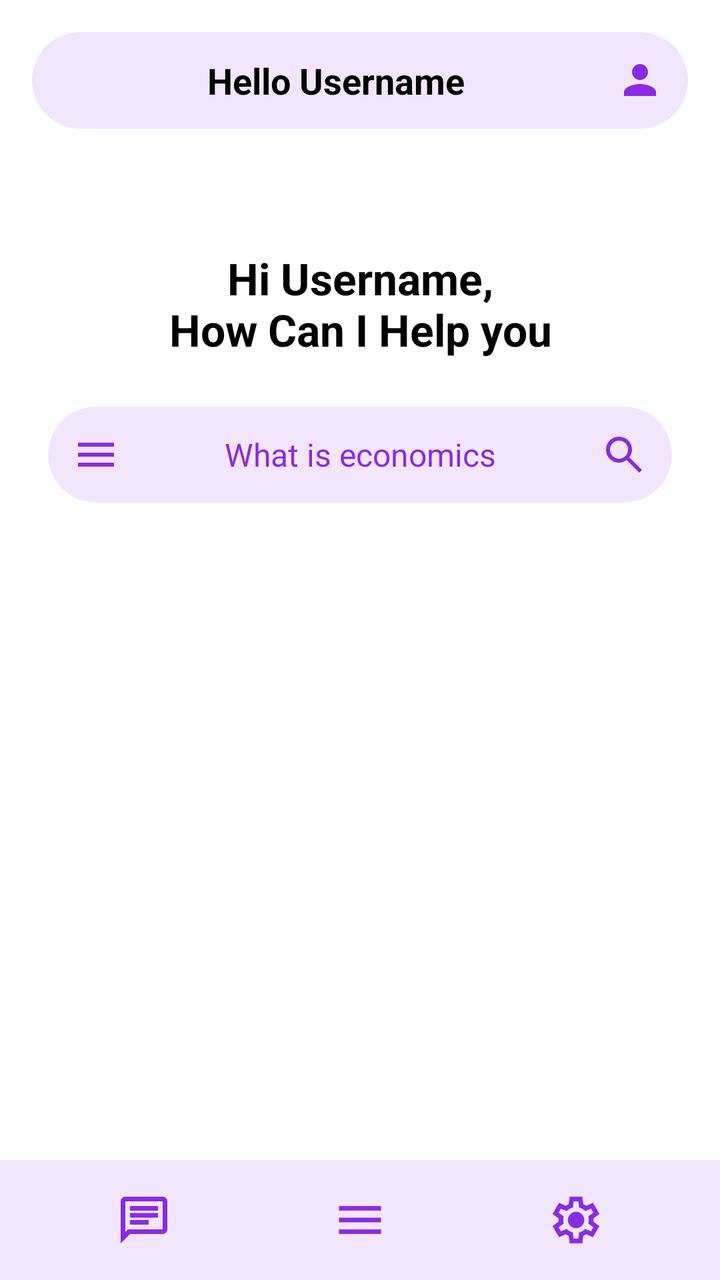
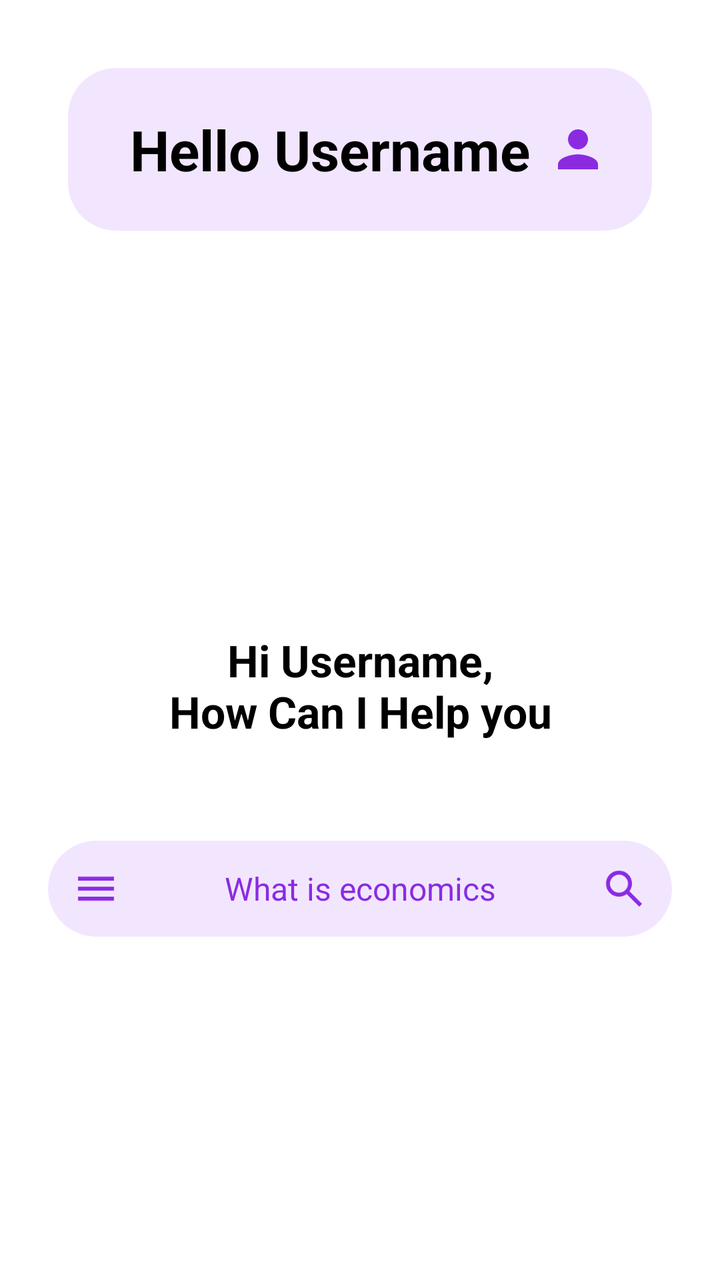

Before-and-after screenshots of an Android layout around one commit, followed by the original layout XML and the change that was made.
<!-- AndroidManifest.xml: application theme Theme.EduApp -->
<!-- res/layout/activity_chat_ai_page.xml -->
<?xml version="1.0" encoding="utf-8"?>
<androidx.constraintlayout.widget.ConstraintLayout
    xmlns:android="http://schemas.android.com/apk/res/android"
    xmlns:app="http://schemas.android.com/apk/res-auto"
    xmlns:tools="http://schemas.android.com/tools"
    android:layout_width="match_parent"
    android:layout_height="match_parent"
    android:background="@color/white"
    tools:context=".ChatAiPageActivity">

    
    <LinearLayout
        android:id="@+id/headerLayout"
        android:layout_width="0dp"
        android:layout_height="wrap_content"
        android:layout_margin="16dp"
        android:padding="12dp"
        android:background="@drawable/rounded_header_bg"
        android:orientation="horizontal"
        android:gravity="center_vertical"
        app:layout_constraintTop_toTopOf="parent"
        app:layout_constraintStart_toStartOf="parent"
        app:layout_constraintEnd_toEndOf="parent">

        <TextView
            android:layout_width="0dp"
            android:layout_height="wrap_content"
            android:layout_weight="1"
            android:text="@string/hello_username"
            android:textStyle="bold"
            android:textColor="@color/black"
            android:textSize="18sp"
            android:gravity="center" />

        <ImageView
            android:layout_width="24dp"
            android:layout_height="24dp"
            android:src="@drawable/ic_person"
            app:tint="@color/purple_accent" />
    </LinearLayout>

    
    <TextView
        android:id="@+id/greetingText"
        android:layout_width="wrap_content"
        android:layout_height="wrap_content"
        android:text="@string/greeting_text"
        android:textAlignment="center"
        android:textColor="@color/black"
        android:textStyle="bold"
        android:textSize="22sp"
        android:layout_marginTop="60dp"
        app:layout_constraintTop_toBottomOf="@id/headerLayout"
        app:layout_constraintStart_toStartOf="parent"
        app:layout_constraintEnd_toEndOf="parent" />

    
    <LinearLayout
        android:id="@+id/searchBarLayout"
        android:layout_width="0dp"
        android:layout_height="wrap_content"
        android:layout_marginHorizontal="24dp"
        android:layout_marginTop="24dp"
        android:padding="12dp"
        android:orientation="horizontal"
        android:gravity="center_vertical"
        android:background="@drawable/rounded_search_bg"
        app:layout_constraintTop_toBottomOf="@id/greetingText"
        app:layout_constraintStart_toStartOf="parent"
        app:layout_constraintEnd_toEndOf="parent">

        <ImageView
            android:layout_width="24dp"
            android:layout_height="24dp"
            android:src="@drawable/ic_menu"
            app:tint="@color/purple_accent" />

        <TextView
            android:layout_width="0dp"
            android:layout_height="wrap_content"
            android:layout_weight="1"
            android:text="@string/search_placeholder"
            android:textColor="@color/purple_accent"
            android:textSize="16sp"
            android:gravity="center"
            android:paddingHorizontal="12dp" />

        <ImageView
            android:layout_width="24dp"
            android:layout_height="24dp"
            android:src="@drawable/ic_search"
            app:tint="@color/purple_accent" />
    </LinearLayout>

    
    <LinearLayout
        android:id="@+id/bottomNav"
        android:layout_width="0dp"
        android:layout_height="60dp"
        android:background="@color/light_purple_bg"
        android:orientation="horizontal"
        android:gravity="center"
        app:layout_constraintBottom_toBottomOf="parent"
        app:layout_constraintStart_toStartOf="parent"
        app:layout_constraintEnd_toEndOf="parent">

        <ImageView
            android:id="@+id/navChat"
            android:layout_width="28dp"
            android:layout_height="28dp"
            android:layout_marginHorizontal="40dp"
            android:src="@drawable/ic_chat"
            app:tint="@color/purple_accent" />

        <ImageView
            android:id="@+id/navMenu"
            android:layout_width="28dp"
            android:layout_height="28dp"
            android:layout_marginHorizontal="40dp"
            android:src="@drawable/ic_menu"
            app:tint="@color/purple_accent" />

        <ImageView
            android:id="@+id/navSettings"
            android:layout_width="28dp"
            android:layout_height="28dp"
            android:layout_marginHorizontal="40dp"
            android:src="@drawable/ic_settings"
            app:tint="@color/purple_accent" />
    </LinearLayout>

</androidx.constraintlayout.widget.ConstraintLayout>
<!-- resources referenced by this layout -->
<resources>
  <color name="black">#FF000000</color>
  <color name="light_purple_bg">#F2E6FF</color>
  <color name="purple_accent">#8A2BE2</color>
  <color name="white">#FFFFFFFF</color>
  <!-- drawable ic_chat (drawable) -->
  <vector xmlns:android="http://schemas.android.com/apk/res/android"
      android:width="24dp"
      android:height="24dp"
      android:viewportWidth="960"
      android:viewportHeight="960">
    <path
        android:pathData="M240,560h320v-80L240,480v80ZM240,440h480v-80L240,360v80ZM240,320h480v-80L240,240v80ZM80,880v-720q0,-33 23.5,-56.5T160,80h640q33,0 56.5,23.5T880,160v480q0,33 -23.5,56.5T800,720L240,720L80,880ZM206,640h594v-480L160,160v525l46,-45ZM160,640v-480,480Z"
        android:fillColor="#e3e3e3"/>
  </vector>
  <!-- drawable ic_menu (drawable) -->
  <vector xmlns:android="http://schemas.android.com/apk/res/android"
      android:width="24dp"
      android:height="24dp"
      android:viewportWidth="960"
      android:viewportHeight="960">
    <path
        android:pathData="M120,720v-80h720v80L120,720ZM120,520v-80h720v80L120,520ZM120,320v-80h720v80L120,320Z"
        android:fillColor="#e3e3e3"/>
  </vector>
  <!-- drawable ic_person (drawable) -->
  <vector xmlns:android="http://schemas.android.com/apk/res/android" android:height="24dp" android:tint="#000000" android:viewportHeight="24" android:viewportWidth="24" android:width="24dp">
        
      <path android:fillColor="@android:color/white" android:pathData="M12,12c2.21,0 4,-1.79 4,-4s-1.79,-4 -4,-4 -4,1.79 -4,4 1.79,4 4,4zM12,14c-2.67,0 -8,1.34 -8,4v2h16v-2c0,-2.66 -5.33,-4 -8,-4z"/>
      
  </vector>
  <!-- drawable ic_settings (drawable) -->
  <vector xmlns:android="http://schemas.android.com/apk/res/android"
      android:width="24dp"
      android:height="24dp"
      android:viewportWidth="960"
      android:viewportHeight="960">
    <path
        android:pathData="m370,880 l-16,-128q-13,-5 -24.5,-12T307,725l-119,50L78,585l103,-78q-1,-7 -1,-13.5v-27q0,-6.5 1,-13.5L78,375l110,-190 119,50q11,-8 23,-15t24,-12l16,-128h220l16,128q13,5 24.5,12t22.5,15l119,-50 110,190 -103,78q1,7 1,13.5v27q0,6.5 -2,13.5l103,78 -110,190 -118,-50q-11,8 -23,15t-24,12L590,880L370,880ZM440,800h79l14,-106q31,-8 57.5,-23.5T639,633l99,41 39,-68 -86,-65q5,-14 7,-29.5t2,-31.5q0,-16 -2,-31.5t-7,-29.5l86,-65 -39,-68 -99,42q-22,-23 -48.5,-38.5T533,266l-13,-106h-79l-14,106q-31,8 -57.5,23.5T321,327l-99,-41 -39,68 86,64q-5,15 -7,30t-2,32q0,16 2,31t7,30l-86,65 39,68 99,-42q22,23 48.5,38.5T427,694l13,106ZM482,620q58,0 99,-41t41,-99q0,-58 -41,-99t-99,-41q-59,0 -99.5,41T342,480q0,58 40.5,99t99.5,41ZM480,480Z"
        android:fillColor="#e3e3e3"/>
  </vector>
  <!-- drawable rounded_header_bg (drawable) -->
  <shape xmlns:android="http://schemas.android.com/apk/res/android"
      android:shape="rectangle">
      <solid android:color="@color/light_purple_bg" />
      <corners android:radius="24dp" />
  </shape>
  <!-- drawable rounded_search_bg (drawable) -->
  <shape xmlns:android="http://schemas.android.com/apk/res/android"
      android:shape="rectangle">
      <solid android:color="@color/light_purple_bg" />
      <corners android:radius="24dp" />
  </shape>
  <string name="greeting_text">Hi Username,\nHow Can I Help you</string>
  <string name="hello_username">Hello Username</string>
  <string name="search_placeholder">What is economics</string>
  <style name="Theme.EduApp" parent="Base.Theme.EduApp" />
  <style name="Base.Theme.EduApp" parent="Theme.Material3.Light.NoActionBar">
          <item name="buttonStyle">@style/Widget.Material3.Button</item>
      </style>
  <!-- unchanged entries left out for length: 1 -->
</resources>

<!-- the commit's change to res/layout/activity_chat_ai_page.xml (unified diff, before → after) -->
@@ -11,30 +11,30 @@
     
     <LinearLayout
         android:id="@+id/headerLayout"
-        android:layout_width="0dp"
+        android:layout_width="match_parent"
         android:layout_height="wrap_content"
-        android:layout_margin="16dp"
-        android:padding="12dp"
+        android:layout_margin="34dp"
         android:background="@drawable/rounded_header_bg"
+        android:gravity="center_vertical"
         android:orientation="horizontal"
-        android:gravity="center_vertical"
-        app:layout_constraintTop_toTopOf="parent"
+        android:padding="22dp"
+        app:layout_constraintEnd_toEndOf="parent"
         app:layout_constraintStart_toStartOf="parent"
-        app:layout_constraintEnd_toEndOf="parent">
+        app:layout_constraintTop_toTopOf="parent">
 
         <TextView
             android:layout_width="0dp"
             android:layout_height="wrap_content"
             android:layout_weight="1"
+            android:gravity="center"
             android:text="@string/hello_username"
-            android:textStyle="bold"
             android:textColor="@color/black"
-            android:textSize="18sp"
-            android:gravity="center" />
+            android:textSize="28sp"
+            android:textStyle="bold" />
 
         <ImageView
-            android:layout_width="24dp"
-            android:layout_height="24dp"
+            android:layout_width="30dp"
+            android:layout_height="30dp"
             android:src="@drawable/ic_person"
             app:tint="@color/purple_accent" />
     </LinearLayout>
@@ -44,15 +44,16 @@
         android:id="@+id/greetingText"
         android:layout_width="wrap_content"
         android:layout_height="wrap_content"
+        android:layout_marginTop="200dp"
         android:text="@string/greeting_text"
         android:textAlignment="center"
         android:textColor="@color/black"
+        android:textSize="22sp"
         android:textStyle="bold"
-        android:textSize="22sp"
-        android:layout_marginTop="60dp"
+        app:layout_constraintEnd_toEndOf="parent"
+        app:layout_constraintStart_toStartOf="parent"
         app:layout_constraintTop_toBottomOf="@id/headerLayout"
-        app:layout_constraintStart_toStartOf="parent"
-        app:layout_constraintEnd_toEndOf="parent" />
+        tools:textSize="44dp" />
 
     
     <LinearLayout
@@ -60,14 +61,14 @@
         android:layout_width="0dp"
         android:layout_height="wrap_content"
         android:layout_marginHorizontal="24dp"
-        android:layout_marginTop="24dp"
+        android:layout_marginTop="50dp"
+        android:background="@drawable/rounded_search_bg"
+        android:gravity="center_vertical"
+        android:orientation="horizontal"
         android:padding="12dp"
-        android:orientation="horizontal"
-        android:gravity="center_vertical"
-        android:background="@drawable/rounded_search_bg"
-        app:layout_constraintTop_toBottomOf="@id/greetingText"
+        app:layout_constraintEnd_toEndOf="parent"
         app:layout_constraintStart_toStartOf="parent"
-        app:layout_constraintEnd_toEndOf="parent">
+        app:layout_constraintTop_toBottomOf="@id/greetingText">
 
         <ImageView
             android:layout_width="24dp"
@@ -79,11 +80,11 @@
             android:layout_width="0dp"
             android:layout_height="wrap_content"
             android:layout_weight="1"
+            android:gravity="center"
+            android:paddingHorizontal="12dp"
             android:text="@string/search_placeholder"
             android:textColor="@color/purple_accent"
-            android:textSize="16sp"
-            android:gravity="center"
-            android:paddingHorizontal="12dp" />
+            android:textSize="16sp" />
 
         <ImageView
             android:layout_width="24dp"
@@ -92,41 +93,5 @@
             app:tint="@color/purple_accent" />
     </LinearLayout>
 
-    
-    <LinearLayout
-        android:id="@+id/bottomNav"
-        android:layout_width="0dp"
-        android:layout_height="60dp"
-        android:background="@color/light_purple_bg"
-        android:orientation="horizontal"
-        android:gravity="center"
-        app:layout_constraintBottom_toBottomOf="parent"
-        app:layout_constraintStart_toStartOf="parent"
-        app:layout_constraintEnd_toEndOf="parent">
-
-        <ImageView
-            android:id="@+id/navChat"
-            android:layout_width="28dp"
-            android:layout_height="28dp"
-            android:layout_marginHorizontal="40dp"
-            android:src="@drawable/ic_chat"
-            app:tint="@color/purple_accent" />
-
-        <ImageView
-            android:id="@+id/navMenu"
-            android:layout_width="28dp"
-            android:layout_height="28dp"
-            android:layout_marginHorizontal="40dp"
-            android:src="@drawable/ic_menu"
-            app:tint="@color/purple_accent" />
-
-        <ImageView
-            android:id="@+id/navSettings"
-            android:layout_width="28dp"
-            android:layout_height="28dp"
-            android:layout_marginHorizontal="40dp"
-            android:src="@drawable/ic_settings"
-            app:tint="@color/purple_accent" />
-    </LinearLayout>
 
 </androidx.constraintlayout.widget.ConstraintLayout>
<!-- resource entries referenced after the edit -->
@@ -4,16 +4,6 @@
   <color name="light_purple_bg">#F2E6FF</color>
   <color name="purple_accent">#8A2BE2</color>
   <color name="white">#FFFFFFFF</color>
-  <!-- drawable ic_chat (drawable) -->
-  <vector xmlns:android="http://schemas.android.com/apk/res/android"
-      android:width="24dp"
-      android:height="24dp"
-      android:viewportWidth="960"
-      android:viewportHeight="960">
-    <path
-        android:pathData="M240,560h320v-80L240,480v80ZM240,440h480v-80L240,360v80ZM240,320h480v-80L240,240v80ZM80,880v-720q0,-33 23.5,-56.5T160,80h640q33,0 56.5,23.5T880,160v480q0,33 -23.5,56.5T800,720L240,720L80,880ZM206,640h594v-480L160,160v525l46,-45ZM160,640v-480,480Z"
-        android:fillColor="#e3e3e3"/>
-  </vector>
   <!-- drawable ic_menu (drawable) -->
   <vector xmlns:android="http://schemas.android.com/apk/res/android"
       android:width="24dp"
@@ -29,16 +19,6 @@
         
       <path android:fillColor="@android:color/white" android:pathData="M12,12c2.21,0 4,-1.79 4,-4s-1.79,-4 -4,-4 -4,1.79 -4,4 1.79,4 4,4zM12,14c-2.67,0 -8,1.34 -8,4v2h16v-2c0,-2.66 -5.33,-4 -8,-4z"/>
       
-  </vector>
-  <!-- drawable ic_settings (drawable) -->
-  <vector xmlns:android="http://schemas.android.com/apk/res/android"
-      android:width="24dp"
-      android:height="24dp"
-      android:viewportWidth="960"
-      android:viewportHeight="960">
-    <path
-        android:pathData="m370,880 l-16,-128q-13,-5 -24.5,-12T307,725l-119,50L78,585l103,-78q-1,-7 -1,-13.5v-27q0,-6.5 1,-13.5L78,375l110,-190 119,50q11,-8 23,-15t24,-12l16,-128h220l16,128q13,5 24.5,12t22.5,15l119,-50 110,190 -103,78q1,7 1,13.5v27q0,6.5 -2,13.5l103,78 -110,190 -118,-50q-11,8 -23,15t-24,12L590,880L370,880ZM440,800h79l14,-106q31,-8 57.5,-23.5T639,633l99,41 39,-68 -86,-65q5,-14 7,-29.5t2,-31.5q0,-16 -2,-31.5t-7,-29.5l86,-65 -39,-68 -99,42q-22,-23 -48.5,-38.5T533,266l-13,-106h-79l-14,106q-31,8 -57.5,23.5T321,327l-99,-41 -39,68 86,64q-5,15 -7,30t-2,32q0,16 2,31t7,30l-86,65 39,68 99,-42q22,23 48.5,38.5T427,694l13,106ZM482,620q58,0 99,-41t41,-99q0,-58 -41,-99t-99,-41q-59,0 -99.5,41T342,480q0,58 40.5,99t99.5,41ZM480,480Z"
-        android:fillColor="#e3e3e3"/>
   </vector>
   <!-- drawable rounded_header_bg (drawable) -->
   <shape xmlns:android="http://schemas.android.com/apk/res/android"
